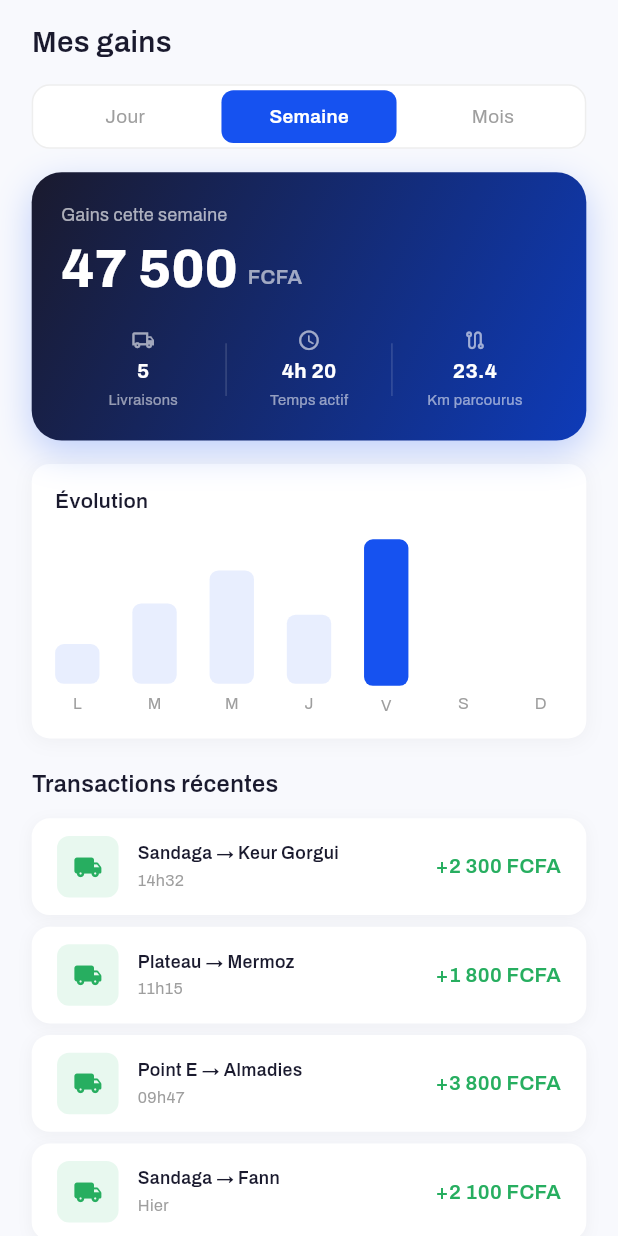
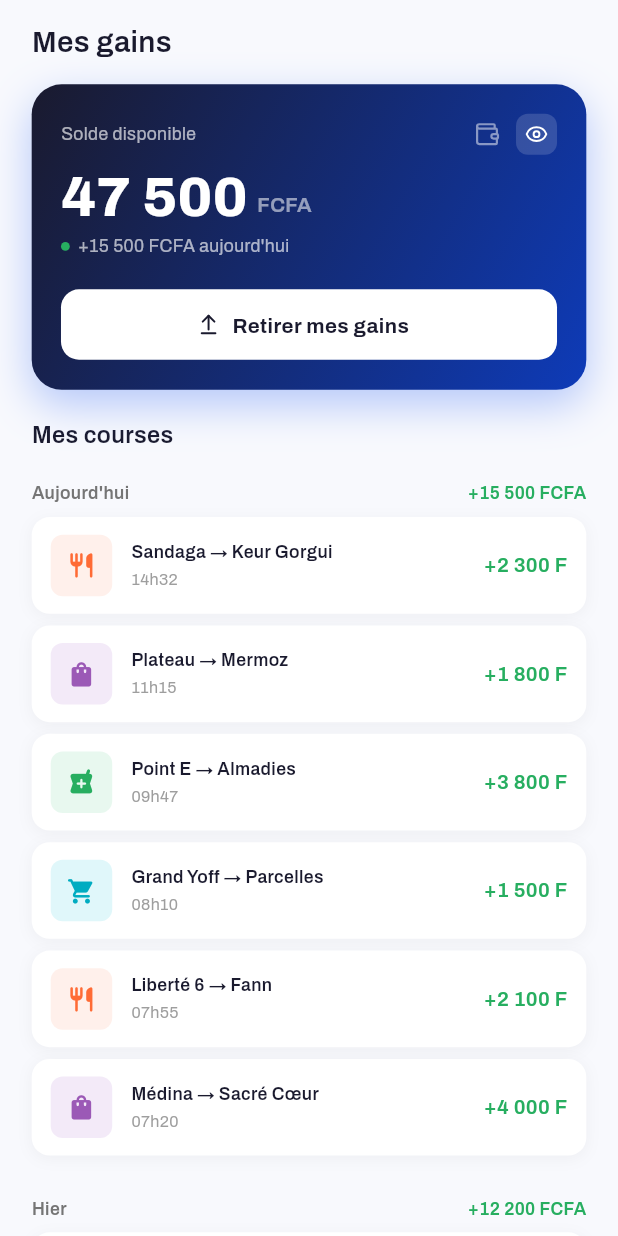
Before and after one commit to kharyseye03/YAA_PRO, a Flutter app: the GainsScreen screen opened directly, on a phone screen of 412 x 824 dp. Run offline on Flutter 3.47's test engine with Material 3 defaults, Android fonts, the phone set to English and light mode, and no system bars; our stand-ins replace dio, flutter_riverpod, flutter_screenutil, go_router, image_picker, lucide_icons and 2 more; accounts and stored records are empty.

Commit message:
Feat: amelioration design page gains

```diff
--- a/lib/features/gains/gains_screen.dart
+++ b/lib/features/gains/gains_screen.dart
@@ -1,7 +1,62 @@
 import 'package:flutter/material.dart';
 import 'package:flutter_screenutil/flutter_screenutil.dart';
+import 'package:lucide_icons/lucide_icons.dart';
 import '../../core/constants/constants.dart';
 
+// ── Modèle course ───────────────────────────────────────────────
+class _Course {
+  final String date;
+  final String from;
+  final String to;
+  final String amount;
+  final String category;
+  const _Course({
+    required this.date,
+    required this.from,
+    required this.to,
+    required this.amount,
+    required this.category,
+  });
+}
+
+// ── Groupe par jour ─────────────────────────────────────────────
+class _DayGroup {
+  final String label;
+  final String total;
+  final List<_Course> courses;
+  const _DayGroup({
+    required this.label,
+    required this.total,
+    required this.courses,
+  });
+}
+
+const _groups = [
+  _DayGroup(
+    label: 'Aujourd\'hui',
+    total: '15 500',
+    courses: [
+      _Course(date: '14h32', from: 'Sandaga', to: 'Keur Gorgui', amount: '2 300', category: 'Restaurant'),
+      _Course(date: '11h15', from: 'Plateau', to: 'Mermoz', amount: '1 800', category: 'Boutique'),
+      _Course(date: '09h47', from: 'Point E', to: 'Almadies', amount: '3 800', category: 'Pharmacie'),
+      _Course(date: '08h10', from: 'Grand Yoff', to: 'Parcelles', amount: '1 500', category: 'Supermarché'),
+      _Course(date: '07h55', from: 'Liberté 6', to: 'Fann', amount: '2 100', category: 'Restaurant'),
+      _Course(date: '07h20', from: 'Médina', to: 'Sacré Cœur', amount: '4 000', category: 'Boutique'),
+    ],
+  ),
+  _DayGroup(
+    label: 'Hier',
+    total: '12 200',
+    courses: [
+      _Course(date: '17h05', from: 'Almadies', to: 'Ngor', amount: '2 500', category: 'Restaurant'),
+      _Course(date: '14h30', from: 'Ouakam', to: 'Mermoz', amount: '3 200', category: 'Pharmacie'),
+      _Course(date: '10h15', from: 'Plateau', to: 'Hann', amount: '2 100', category: 'Boutique'),
+      _Course(date: '08h40', from: 'Liberté 6', to: 'Grand Dakar', amount: '4 400', category: 'Supermarché'),
+    ],
+  ),
+];
+
+// ── Écran ───────────────────────────────────────────────────────
 class GainsScreen extends StatefulWidget {
   const GainsScreen({super.key});
 
@@ -10,69 +65,18 @@ class GainsScreen extends StatefulWidget {
 }
 
 class _GainsScreenState extends State<GainsScreen> {
-  int _periodIndex = 1; // 0=Jour, 1=Semaine, 2=Mois
-  final _periods = ['Jour', 'Semaine', 'Mois'];
-
-  // Données simulées par période
-  final _weekData = [4200.0, 8500.0, 12000.0, 7300.0, 15500.0, 0.0, 0.0];
-  final _weekLabels = ['L', 'M', 'M', 'J', 'V', 'S', 'D'];
-  final _dayData = [0.0, 1200.0, 2300.0, 1800.0, 3500.0, 3200.0, 2500.0, 1000.0];
-  final _dayLabels = ['7h', '8h', '9h', '10h', '11h', '12h', '13h', '14h'];
-  final _monthData = [42000.0, 38000.0, 55000.0, 48200.0];
-  final _monthLabels = ['Fév', 'Mar', 'Avr', 'Mai'];
-
-  List<double> get _currentData {
-    switch (_periodIndex) {
-      case 0: return _dayData;
-      case 2: return _monthData;
-      default: return _weekData;
-    }
-  }
-
-  List<String> get _currentLabels {
-    switch (_periodIndex) {
-      case 0: return _dayLabels;
-      case 2: return _monthLabels;
-      default: return _weekLabels;
-    }
-  }
-
-  String get _totalLabel {
-    switch (_periodIndex) {
-      case 0: return 'Gains aujourd\'hui';
-      case 2: return 'Gains ce mois';
-      default: return 'Gains cette semaine';
-    }
-  }
-
-  String get _totalAmount {
-    switch (_periodIndex) {
-      case 0: return '15 500';
-      case 2: return '183 200';
-      default: return '47 500';
-    }
-  }
-
-  // Transactions simulées
-  static const _transactions = [
-    _Transaction(time: '14h32', from: 'Sandaga', to: 'Keur Gorgui', amount: '2 300', deliveries: 1),
-    _Transaction(time: '11h15', from: 'Plateau', to: 'Mermoz', amount: '1 800', deliveries: 1),
-    _Transaction(time: '09h47', from: 'Point E', to: 'Almadies', amount: '3 800', deliveries: 1),
-    _Transaction(time: 'Hier', from: 'Sandaga', to: 'Fann', amount: '2 100', deliveries: 1),
-    _Transaction(time: 'Hier', from: 'Grand Yoff', to: 'Parcelles', amount: '1 500', deliveries: 1),
-  ];
+  bool _balanceVisible = true;
 
   @override
   Widget build(BuildContext context) {
-    final maxData = _currentData.reduce((a, b) => a > b ? a : b);
-
     return Scaffold(
       backgroundColor: AppColors.scaffold,
-      body: SafeArea(
-        child: CustomScrollView(
+      body: CustomScrollView(
         slivers: [
-            // Header
+          // ── Header ─────────────────────────────────────────
           SliverToBoxAdapter(
+            child: SafeArea(
+              bottom: false,
               child: Padding(
                 padding: EdgeInsets.fromLTRB(
                   AppDimens.screenPadding.w,
@@ -83,66 +87,9 @@ class _GainsScreenState extends State<GainsScreen> {
                 child: Text('Mes gains', style: AppTextStyles.h3),
               ),
             ),
-
-            // Sélecteur de période
-            SliverToBoxAdapter(
-              child: Padding(
-                padding: EdgeInsets.fromLTRB(
-                  AppDimens.screenPadding.w,
-                  AppDimens.lg.h,
-                  AppDimens.screenPadding.w,
-                  0,
-                ),
-                child: Container(
-                  height: 44.h,
-                  decoration: BoxDecoration(
-                    color: AppColors.white,
-                    borderRadius:
-                        BorderRadius.circular(AppDimens.radiusMd),
-                    border: Border.all(color: AppColors.grey200),
-                  ),
-                  child: Row(
-                    children: List.generate(_periods.length, (i) {
-                      final selected = i == _periodIndex;
-                      return Expanded(
-                        child: GestureDetector(
-                          onTap: () =>
-                              setState(() => _periodIndex = i),
-                          child: AnimatedContainer(
-                            duration: const Duration(milliseconds: 200),
-                            margin: EdgeInsets.all(3.r),
-                            decoration: BoxDecoration(
-                              color: selected
-                                  ? AppColors.primary
-                                  : Colors.transparent,
-                              borderRadius: BorderRadius.circular(
-                                  AppDimens.radiusSm),
-                            ),
-                            child: Center(
-                              child: Text(
-                                _periods[i],
-                                style: TextStyle(
-                                  fontFamily: 'Archivo',
-                                  fontSize: 13.sp,
-                                  fontWeight: selected
-                                      ? FontWeight.w600
-                                      : FontWeight.w400,
-                                  color: selected
-                                      ? AppColors.white
-                                      : AppColors.grey500,
-                                ),
-                              ),
-                            ),
-                          ),
-                        ),
-                      );
-                    }),
-                  ),
-                ),
-              ),
           ),
 
-            // Carte total
+          // ── Card solde ──────────────────────────────────────
           SliverToBoxAdapter(
             child: Padding(
               padding: EdgeInsets.fromLTRB(
@@ -159,145 +106,149 @@ class _GainsScreenState extends State<GainsScreen> {
                     begin: Alignment.topLeft,
                     end: Alignment.bottomRight,
                   ),
-                    borderRadius:
-                        BorderRadius.circular(AppDimens.radiusXl),
+                  borderRadius: BorderRadius.circular(AppDimens.radiusXl),
                   boxShadow: [
                     BoxShadow(
-                        color: AppColors.primary.withValues(alpha: 0.25),
-                        blurRadius: 20,
-                        offset: const Offset(0, 8),
+                      color: AppColors.primary.withValues(alpha: 0.30),
+                      blurRadius: 24,
+                      offset: const Offset(0, 10),
                     ),
                   ],
                 ),
                 child: Column(
                   crossAxisAlignment: CrossAxisAlignment.start,
                   children: [
+                    // Label + icône portefeuille + œil
+                    Row(
+                      children: [
                         Text(
-                        _totalLabel,
+                          'Solde disponible',
                           style: AppTextStyles.bodySmall.copyWith(
                             color: AppColors.white.withValues(alpha: 0.65),
                           ),
                         ),
+                        const Spacer(),
+                        Icon(LucideIcons.wallet,
+                            color: AppColors.white.withValues(alpha: 0.5),
+                            size: 18.r),
+                        SizedBox(width: 10.w),
+                        GestureDetector(
+                          onTap: () =>
+                              setState(() => _balanceVisible = !_balanceVisible),
+                          behavior: HitTestBehavior.opaque,
+                          child: Container(
+                            padding: EdgeInsets.all(6.r),
+                            decoration: BoxDecoration(
+                              color: AppColors.white.withValues(alpha: 0.15),
+                              borderRadius: BorderRadius.circular(AppDimens.radiusSm),
+                            ),
+                            child: Icon(
+                              _balanceVisible
+                                  ? LucideIcons.eye
+                                  : LucideIcons.eyeOff,
+                              color: AppColors.white,
+                              size: 16.r,
+                            ),
+                          ),
+                        ),
+                      ],
+                    ),
                     SizedBox(height: AppDimens.sm.h),
+
+                    // Montant principal
                     Row(
                       crossAxisAlignment: CrossAxisAlignment.end,
                       children: [
-                          Text(
-                            _totalAmount,
+                        AnimatedSwitcher(
+                          duration: const Duration(milliseconds: 200),
+                          child: _balanceVisible
+                              ? Text(
+                                  '47 500',
+                                  key: const ValueKey('shown'),
                                   style: TextStyle(
                                     fontFamily: 'Archivo',
-                              fontSize: 36.sp,
+                                    fontSize: 38.sp,
                                     fontWeight: FontWeight.w800,
                                     color: AppColors.white,
                                     height: 1.1,
                                   ),
+                                )
+                              : Text(
+                                  '••••••',
+                                  key: const ValueKey('hidden'),
+                                  style: TextStyle(
+                                    fontFamily: 'Archivo',
+                                    fontSize: 38.sp,
+                                    fontWeight: FontWeight.w800,
+                                    color: AppColors.white.withValues(alpha: 0.5),
+                                    height: 1.1,
+                                    letterSpacing: 4,
+                                  ),
+                                ),
                         ),
                         SizedBox(width: 6.w),
                         Padding(
-                            padding: EdgeInsets.only(bottom: 5.h),
+                          padding: EdgeInsets.only(bottom: 6.h),
                           child: Text(
                             'FCFA',
                             style: AppTextStyles.labelMedium.copyWith(
-                                color: AppColors.white
-                                    .withValues(alpha: 0.6),
+                              color: AppColors.white.withValues(alpha: 0.55),
                             ),
+                          ),
+                        ),
+                      ],
+                    ),
+                    SizedBox(height: AppDimens.xs.h),
+
+                    // Sous-texte gains aujourd'hui
+                    Row(
+                      children: [
+                        Container(
+                          width: 6.r,
+                          height: 6.r,
+                          decoration: BoxDecoration(
+                            color: AppColors.success,
+                            shape: BoxShape.circle,
+                          ),
+                        ),
+                        SizedBox(width: 5.w),
+                        Text(
+                          _balanceVisible
+                              ? '+15 500 FCFA aujourd\'hui'
+                              : '•••••• FCFA aujourd\'hui',
+                          style: TextStyle(
+                            fontFamily: 'Archivo',
+                            fontSize: 12.sp,
+                            color: AppColors.white.withValues(alpha: 0.65),
                           ),
                         ),
                       ],
                     ),
                     SizedBox(height: AppDimens.xl.h),
 
-                      // Mini stats
-                      Row(
-                        children: [
-                          _GainsStat(
-                              label: 'Livraisons',
-                              value: '5',
-                              icon: Icons.local_shipping_outlined),
-                          _GainsDivider(),
-                          _GainsStat(
-                              label: 'Temps actif',
-                              value: '4h 20',
-                              icon: Icons.access_time_rounded),
-                          _GainsDivider(),
-                          _GainsStat(
-                              label: 'Km parcourus',
-                              value: '23.4',
-                              icon: Icons.route_outlined),
-                        ],
-                      ),
-                    ],
+                    // Bouton Retirer
+                    SizedBox(
+                      width: double.infinity,
+                      child: ElevatedButton.icon(
+                        onPressed: () {},
+                        icon: Icon(LucideIcons.arrowUpFromLine, size: 16.r),
+                        label: Text(
+                          'Retirer mes gains',
+                          style: TextStyle(
+                            fontFamily: 'Archivo',
+                            fontSize: 14.sp,
+                            fontWeight: FontWeight.w700,
                           ),
                         ),
-              ),
-            ),
-
-            // Graphe barres
-            SliverToBoxAdapter(
-              child: Padding(
-                padding: EdgeInsets.fromLTRB(
-                  AppDimens.screenPadding.w,
-                  AppDimens.lg.h,
-                  AppDimens.screenPadding.w,
-                  0,
-                ),
-                child: Container(
-                  padding: EdgeInsets.all(AppDimens.lg.r),
-                  decoration: BoxDecoration(
-                    color: AppColors.white,
+                        style: ElevatedButton.styleFrom(
+                          backgroundColor: AppColors.white,
+                          foregroundColor: AppColors.dark,
+                          minimumSize: Size(double.infinity, 48.h),
+                          elevation: 0,
+                          shape: RoundedRectangleBorder(
                             borderRadius:
                                 BorderRadius.circular(AppDimens.radiusMd),
-                    boxShadow: [
-                      BoxShadow(
-                        color: Colors.black.withValues(alpha: 0.04),
-                        blurRadius: 10,
-                        offset: const Offset(0, 2),
                           ),
-                    ],
-                  ),
-                  child: Column(
-                    crossAxisAlignment: CrossAxisAlignment.start,
-                    children: [
-                      Text('Évolution', style: AppTextStyles.labelMedium),
-                      SizedBox(height: AppDimens.lg.h),
-                      SizedBox(
-                        height: 120.h,
-                        child: Row(
-                          crossAxisAlignment: CrossAxisAlignment.end,
-                          mainAxisAlignment:
-                              MainAxisAlignment.spaceBetween,
-                          children: List.generate(
-                            _currentData.length,
-                            (i) {
-                              final val = _currentData[i];
-                              final ratio =
-                                  maxData > 0 ? val / maxData : 0.0;
-                              final isMax = val == maxData && val > 0;
-                              return Column(
-                                mainAxisAlignment:
-                                    MainAxisAlignment.end,
-                                children: [
-                                  AnimatedContainer(
-                                    duration: const Duration(
-                                        milliseconds: 400),
-                                    width: 28.w,
-                                    height: 100.h * ratio,
-                                    decoration: BoxDecoration(
-                                      color: isMax
-                                          ? AppColors.primary
-                                          : AppColors.primarySurface,
-                                      borderRadius:
-                                          BorderRadius.circular(6.r),
-                                    ),
-                                  ),
-                                  SizedBox(height: 6.h),
-                                  Text(
-                                    _currentLabels[i],
-                                    style: AppTextStyles.caption,
-                                  ),
-                                ],
-                              );
-                            },
                         ),
                       ),
                     ),
@@ -307,117 +258,104 @@ class _GainsScreenState extends State<GainsScreen> {
             ),
           ),
 
-            // Transactions récentes
+          // ── Titre section courses ───────────────────────────
           SliverToBoxAdapter(
             child: Padding(
               padding: EdgeInsets.fromLTRB(
                 AppDimens.screenPadding.w,
                 AppDimens.xl.h,
                 AppDimens.screenPadding.w,
-                  0,
+                AppDimens.md.h,
               ),
-                child: Text('Transactions récentes',
-                    style: AppTextStyles.labelLarge),
+              child: Text('Mes courses', style: AppTextStyles.labelLarge),
             ),
           ),
+
+          // ── Liste groupée par jour ──────────────────────────
+          for (final group in _groups) ...[
+            // Label jour + total
+            SliverToBoxAdapter(
+              child: Padding(
+                padding: EdgeInsets.fromLTRB(
+                  AppDimens.screenPadding.w,
+                  AppDimens.sm.h,
+                  AppDimens.screenPadding.w,
+                  AppDimens.sm.h,
+                ),
+                child: Row(
+                  children: [
+                    Text(
+                      group.label,
+                      style: AppTextStyles.labelSmall
+                          .copyWith(color: AppColors.grey600),
+                    ),
+                    const Spacer(),
+                    Text(
+                      '+${group.total} FCFA',
+                      style: AppTextStyles.labelSmall
+                          .copyWith(color: AppColors.success),
+                    ),
+                  ],
+                ),
+              ),
+            ),
+            // Tiles
             SliverPadding(
               padding: EdgeInsets.fromLTRB(
                 AppDimens.screenPadding.w,
+                0,
+                AppDimens.screenPadding.w,
                 AppDimens.md.h,
-                AppDimens.screenPadding.w,
-                AppDimens.xl.h,
               ),
               sliver: SliverList(
                 delegate: SliverChildBuilderDelegate(
                   (context, i) => Padding(
                     padding: EdgeInsets.only(bottom: AppDimens.sm.h),
-                    child: _TransactionTile(tx: _transactions[i]),
+                    child: _CourseTile(course: group.courses[i]),
                   ),
-                  childCount: _transactions.length,
+                  childCount: group.courses.length,
                 ),
               ),
             ),
           ],
-        ),
-      ),
-    );
-  }
-}
 
-// ── Widgets internes ────────────────────────────────────────────
-
-class _GainsStat extends StatelessWidget {
-  final String label;
-  final String value;
-  final IconData icon;
-  const _GainsStat({required this.label, required this.value, required this.icon});
-
-  @override
-  Widget build(BuildContext context) {
-    return Expanded(
-      child: Column(
-        children: [
-          Icon(icon, color: AppColors.white.withValues(alpha: 0.6), size: 16.r),
-          SizedBox(height: 4.h),
-          Text(
-            value,
-            style: TextStyle(
-              fontFamily: 'Archivo',
-              fontSize: 14.sp,
-              fontWeight: FontWeight.w700,
-              color: AppColors.white,
-            ),
-          ),
-          SizedBox(height: 2.h),
-          Text(
-            label,
-            style: TextStyle(
-              fontFamily: 'Archivo',
-              fontSize: 10.sp,
-              color: AppColors.white.withValues(alpha: 0.55),
-            ),
-          ),
+          SliverToBoxAdapter(child: SizedBox(height: 90.h)),
         ],
       ),
     );
   }
 }
 
-class _GainsDivider extends StatelessWidget {
-  @override
-  Widget build(BuildContext context) {
-    return Container(
-      width: 1,
-      height: 36.h,
-      color: AppColors.white.withValues(alpha: 0.15),
-    );
-  }
-}
+// ── Tile course ─────────────────────────────────────────────────
+class _CourseTile extends StatelessWidget {
+  final _Course course;
+  const _CourseTile({required this.course});
 
-class _Transaction {
-  final String time;
-  final String from;
-  final String to;
-  final String amount;
-  final int deliveries;
-  const _Transaction({
-    required this.time,
-    required this.from,
-    required this.to,
-    required this.amount,
-    required this.deliveries,
-  });
-}
+  static ({Color bg, Color icon}) _catColor(String cat) =>
+      switch (cat.toLowerCase()) {
+        'restaurant'  => (bg: AppColors.catRestaurantLight, icon: AppColors.catRestaurant),
+        'pharmacie'   => (bg: AppColors.catPharmacieLight,  icon: AppColors.catPharmacie),
+        'boutique'    => (bg: AppColors.catBoutiqueLight,   icon: AppColors.catBoutique),
+        'supermarché' => (bg: AppColors.catSupermarcheLight,icon: AppColors.catSupermarche),
+        _             => (bg: AppColors.primarySurface,     icon: AppColors.primary),
+      };
 
-class _TransactionTile extends StatelessWidget {
-  final _Transaction tx;
-  const _TransactionTile({required this.tx});
+  static IconData _catIcon(String cat) =>
+      switch (cat.toLowerCase()) {
+        'restaurant'  => Icons.restaurant_rounded,
+        'pharmacie'   => Icons.local_pharmacy_rounded,
+        'boutique'    => Icons.shopping_bag_rounded,
+        'supermarché' => Icons.shopping_cart_rounded,
+        _             => Icons.local_shipping_rounded,
+      };
 
   @override
   Widget build(BuildContext context) {
+    final cc = _catColor(course.category);
+
     return Container(
       padding: EdgeInsets.symmetric(
-          horizontal: AppDimens.lg.w, vertical: AppDimens.md.h),
+          horizontal: AppDimens.md.w, vertical: AppDimens.md.h),
       decoration: BoxDecoration(
         color: AppColors.white,
         borderRadius: BorderRadius.circular(AppDimens.radiusMd),
@@ -431,35 +369,40 @@ class _TransactionTile extends StatelessWidget {
       ),
       child: Row(
         children: [
+          // Icône catégorie
           Container(
             width: 42.r,
             height: 42.r,
             decoration: BoxDecoration(
-              color: AppColors.successLight,
+              color: cc.bg,
               borderRadius: BorderRadius.circular(AppDimens.radiusSm),
             ),
-            child: Icon(Icons.local_shipping_rounded,
-                color: AppColors.success, size: 20.r),
+            child: Icon(_catIcon(course.category),
+                color: cc.icon, size: 20.r),
           ),
           SizedBox(width: AppDimens.md.w),
+
+          // Trajet
           Expanded(
             child: Column(
               crossAxisAlignment: CrossAxisAlignment.start,
               children: [
                 Text(
-                  '${tx.from} → ${tx.to}',
-                  style:
-                      AppTextStyles.labelSmall.copyWith(color: AppColors.dark),
+                  '${course.from} → ${course.to}',
+                  style: AppTextStyles.labelSmall
+                      .copyWith(color: AppColors.dark),
                   maxLines: 1,
                   overflow: TextOverflow.ellipsis,
                 ),
                 SizedBox(height: 3.h),
-                Text(tx.time, style: AppTextStyles.caption),
+                Text(course.date, style: AppTextStyles.caption),
               ],
             ),
           ),
+
+          // Montant
           Text(
-            '+${tx.amount} FCFA',
+            '+${course.amount} F',
             style: AppTextStyles.labelMedium
                 .copyWith(color: AppColors.success),
           ),
```
Lines whose indentation alone changed are shown as unchanged.
